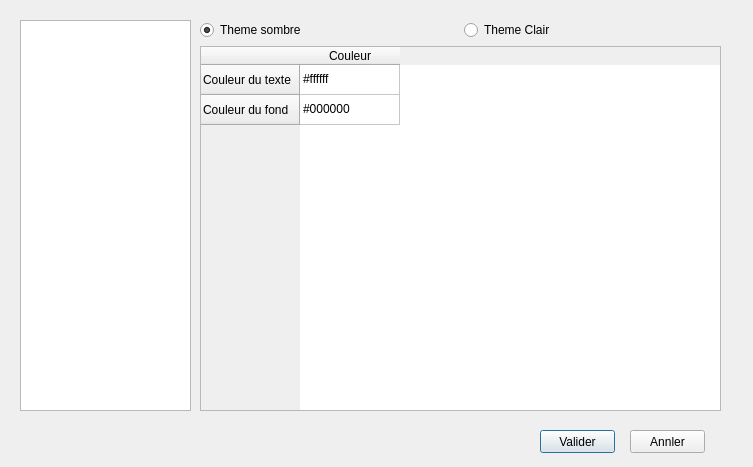
Old version of the form source/dialogconfig.ui in the repository Bramas/SimTex.
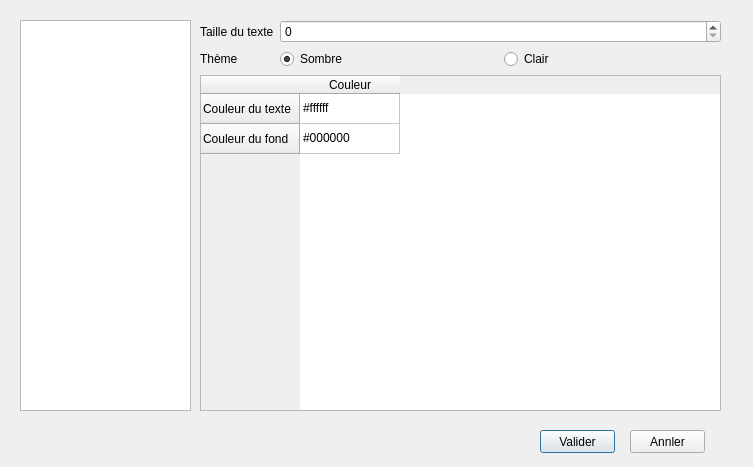
New version of the form.

The edit to the form file:
```diff
--- a/source/dialogconfig.ui
+++ b/source/dialogconfig.ui
@@ -43,7 +43,7 @@
       </rect>
      </property>
      <layout class="QGridLayout" name="gridLayout">
-      <item row="2" column="0">
+      <item row="3" column="0">
        <widget class="QTableWidget" name="tableWidget">
         <row>
          <property name="text">
@@ -73,11 +73,33 @@
        </widget>
       </item>
       <item row="0" column="0">
+       <layout class="QFormLayout" name="formLayout">
+        <property name="fieldGrowthPolicy">
+         <enum>QFormLayout::AllNonFixedFieldsGrow</enum>
+        </property>
+        <item row="1" column="0">
+         <widget class="QLabel" name="label">
+          <property name="text">
+           <string>Taille du texte</string>
+          </property>
+         </widget>
+        </item>
+        <item row="1" column="1">
+         <widget class="QSpinBox" name="spinBoxPointSize"/>
+        </item>
+        <item row="2" column="0">
+         <widget class="QLabel" name="label_2">
+          <property name="text">
+           <string>Thème</string>
+          </property>
+         </widget>
+        </item>
+        <item row="2" column="1">
        <layout class="QHBoxLayout" name="horizontalLayout">
         <item>
          <widget class="QRadioButton" name="radioButtonDarkTheme">
           <property name="text">
-           <string>Theme sombre</string>
+             <string>Sombre</string>
           </property>
           <property name="checked">
            <bool>true</bool>
@@ -87,9 +109,11 @@
         <item>
          <widget class="QRadioButton" name="radioButtonLightTheme">
           <property name="text">
-           <string>Theme Clair</string>
-          </property>
-         </widget>
+             <string>Clair</string>
+            </property>
+           </widget>
+          </item>
+         </layout>
         </item>
        </layout>
       </item>
```
Lines whose indentation alone changed are shown as unchanged.
